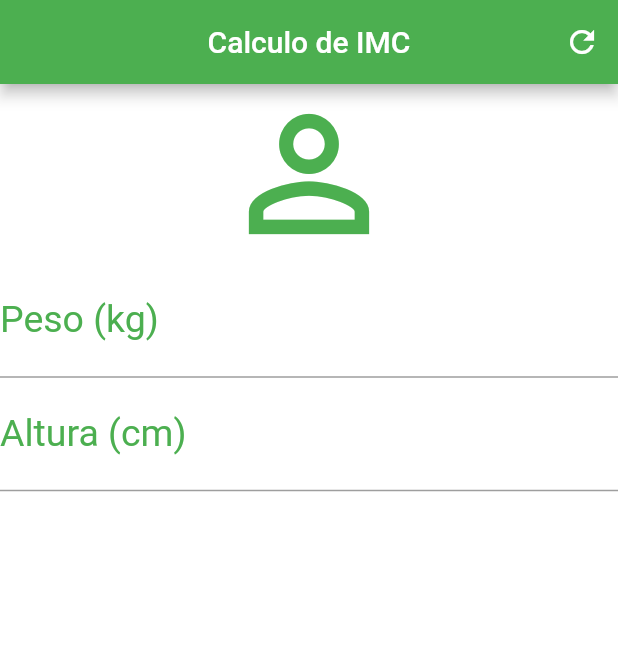
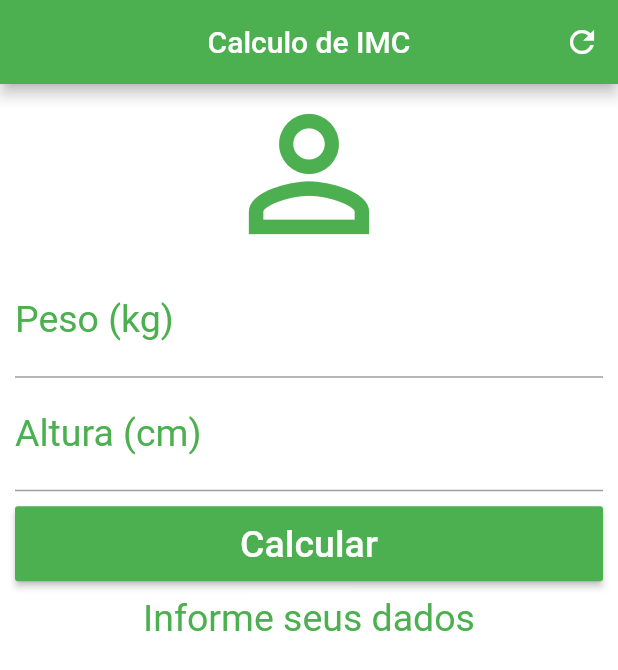
Before and after one commit to railsonsm/cursosflutter, a Flutter app: the screen it shows after launch, after a tap on the "refresh" icon, on a phone screen of 412 x 824 dp. Shown: the top 670 px of the screen. Run offline on Flutter 3.47's test engine with Material 2 defaults, Android fonts, the light colour scheme and no system bars.

Commit message:
Controller e Calculos

```diff
--- a/calculadora_imc/lib/main.dart
+++ b/calculadora_imc/lib/main.dart
@@ -14,6 +14,27 @@ class Home extends StatefulWidget {
 }
 
 class _HomeState extends State<Home> {
+  TextEditingController weightControllerr = TextEditingController();
+  TextEditingController heightControllerr = TextEditingController();
+  String _info = "Informe seus dados";
+
+  void _resetFields() {
+    weightControllerr.text = "";
+    heightControllerr.text = "";
+    setState(() => {_info = "Informe seus dados"});
+  }
+
+  void calculate() {
+    setState(() {
+      double weight = double.parse(weightControllerr.text);
+      double height = double.parse(heightControllerr.text) / 100;
+      double imc = weight / (height * height);
+      if (imc < 18.6) {
+        _info = "Abaixo  do peso (${imc.toStringAsPrecision(4)})";
+      } //Nao  quis continuar
+    });
+  }
+
   bool mano = true;
   @override
   Widget build(BuildContext context) {
@@ -23,11 +44,14 @@ class _HomeState extends State<Home> {
         centerTitle: mano,
         backgroundColor: Colors.green,
         actions: <Widget>[
-          IconButton(icon: Icon(Icons.refresh), onPressed: () => {}),
+          IconButton(
+              icon: Icon(Icons.refresh), onPressed: () => _resetFields()),
         ],
       ),
       backgroundColor: Colors.white,
-      body: Column(
+      body: SingleChildScrollView(
+        padding: EdgeInsets.fromLTRB(10, 0, 10, 0),
+        child: Column(
           crossAxisAlignment: CrossAxisAlignment.stretch,
           children: <Widget>[
             Icon(
@@ -42,6 +66,7 @@ class _HomeState extends State<Home> {
                   labelStyle: TextStyle(color: Colors.green)),
               textAlign: TextAlign.center,
               style: TextStyle(color: Colors.green, fontSize: 25.0),
+              controller: weightControllerr,
             ),
             TextField(
               keyboardType: TextInputType.number,
@@ -50,8 +75,29 @@ class _HomeState extends State<Home> {
                   labelStyle: TextStyle(color: Colors.green)),
               textAlign: TextAlign.center,
               style: TextStyle(color: Colors.green, fontSize: 25.0),
+              controller: heightControllerr,
+            ),
+            Padding(
+              padding: EdgeInsets.only(top: 10, bottom: 10),
+              child: Container(
+                height: 50.0,
+                child: RaisedButton(
+                  onPressed: () => calculate(),
+                  child: Text(
+                    "Calcular",
+                    style: TextStyle(color: Colors.white, fontSize: 25.0),
+                  ),
+                  color: Colors.green,
+                ),
+              ),
+            ),
+            Text(
+              _info,
+              textAlign: TextAlign.center,
+              style: TextStyle(color: Colors.green, fontSize: 25.0),
             )
           ],
+        ),
       ),
     );
   }
```
Lines whose indentation alone changed are shown as unchanged.
